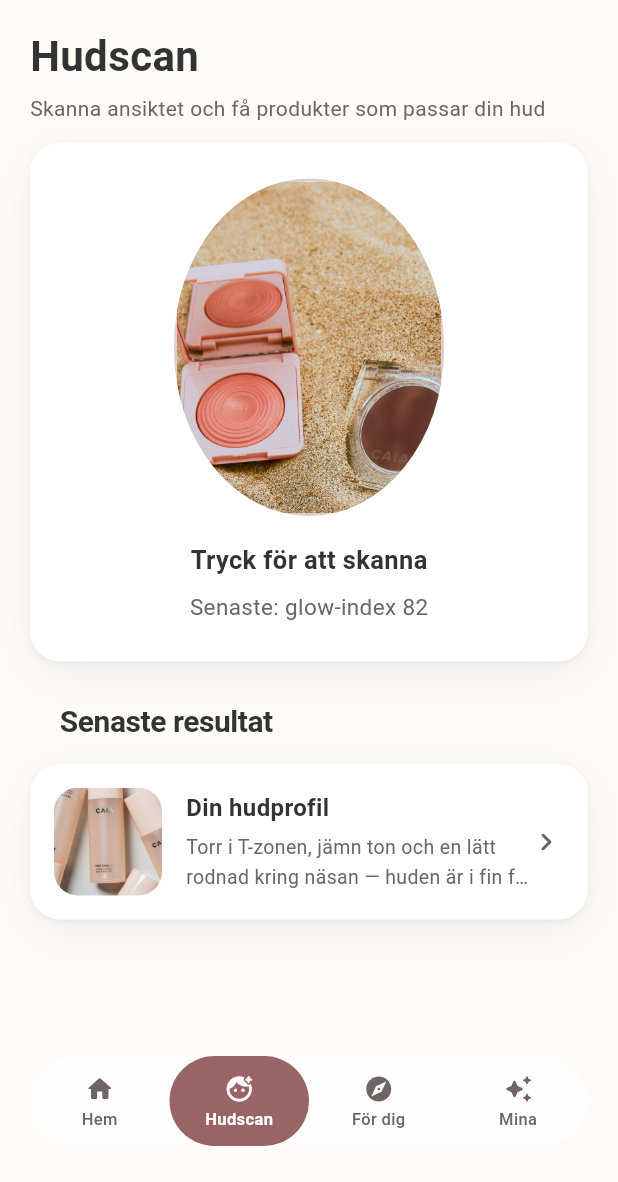
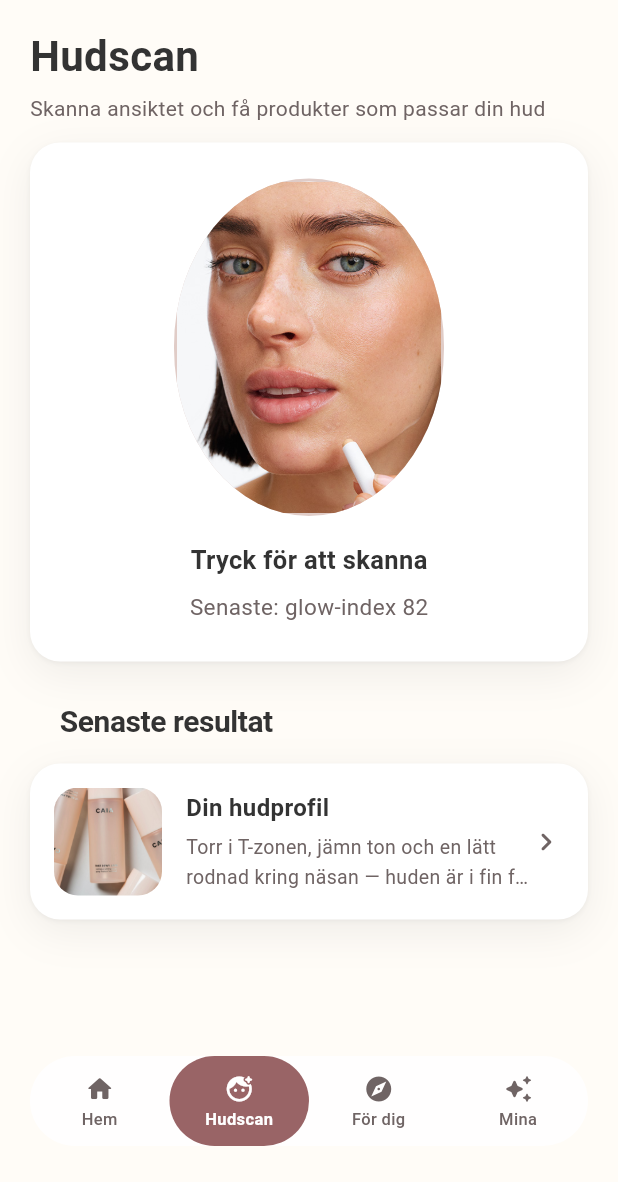
Before and after one commit to third-act/caiacosmetics-10, a Flutter app: the screen it shows after launch, item 2 of the bottom bar chosen, on a phone screen of 412 x 824 dp, the part 54-1236 px from its top. Run offline on Flutter 3.47's test engine with Material 3 defaults, Android fonts, the phone set to English and light mode, and no system bars.

Commit message:
Fix Hudscan oval: replace flatlay with face portrait from caiacosmetics.se (#3)
The Hudscan home oval incorrectly used hem_lifestyle_face.jpg (product flatlay
on sand). Replace hudscan_face.jpg with a harvested face close-up from
caiacosmetics.se (Makeup_Menu editorial) and wire the home + scan ovals to
hudscan_face.jpg with Alignment(0, -0.25) per caiacosmetics-9 face-plate pattern.

hudscan_face_alt.jpg already contains a valid face portrait; unchanged.

Co-authored-by: Cursor Agent <cursoragent@cursor.com>
Co-authored-by: parvei79 <parvei79@users.noreply.github.com>

```diff
--- a/lib/views/hudscan/hudscan_flow_view.dart
+++ b/lib/views/hudscan/hudscan_flow_view.dart
@@ -106,7 +106,7 @@ class HudscanHomeView extends StatelessWidget {
                   child: Column(
                     children: [
                       _FaceOval(
-                        imageAsset: 'assets/images/hem_lifestyle_face.jpg',
+                        imageAsset: 'assets/images/hudscan_face.jpg',
                         size: 180,
                       ),
                       const SizedBox(height: AppSpace.lg),
@@ -302,7 +302,7 @@ class _FaceOval extends StatelessWidget {
       child: Image.asset(
         imageAsset,
         fit: BoxFit.cover,
-        alignment: Alignment.topCenter,
+        alignment: const Alignment(0, -0.25),
       ),
     );
   }
```
Also changed, not shown: assets/images/hudscan_face.jpg.
